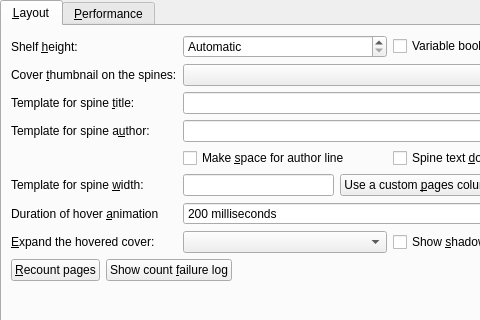
Qt form src/calibre/gui2/preferences/look_feel_tabs/bookshelf_view.ui (kovidgoyal/calibre) before a commit; both pictures show x 0 to 480 and y 0 to 320 of the 607 by 493 pixel window.
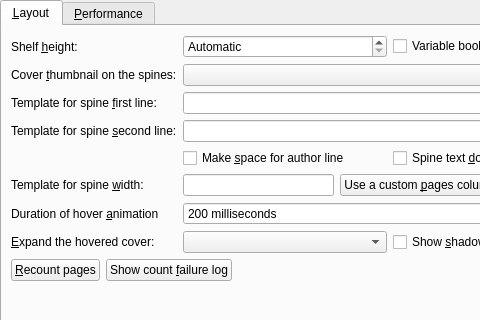
The same form after that commit. Custom widgets are drawn as their Qt base class.

The edit to the form file:
```diff
--- a/src/calibre/gui2/preferences/look_feel_tabs/bookshelf_view.ui
+++ b/src/calibre/gui2/preferences/look_feel_tabs/bookshelf_view.ui
@@ -74,7 +74,7 @@
     <item row="2" column="0">
      <widget class="QLabel" name="label_title">
       <property name="text">
-       <string>Template for spine &amp;title:</string>
+       <string>Template for spine &amp;first line:</string>
       </property>
       <property name="buddy">
        <cstring>opt_bookshelf_title_template</cstring>
@@ -105,7 +105,7 @@
     <item row="3" column="0">
      <widget class="QLabel" name="label_2">
       <property name="text">
-       <string>Template for spine a&amp;uthor:</string>
+       <string>Template for spine &amp;second line:</string>
       </property>
       <property name="buddy">
        <cstring>opt_bookshelf_author_template</cstring>
```
